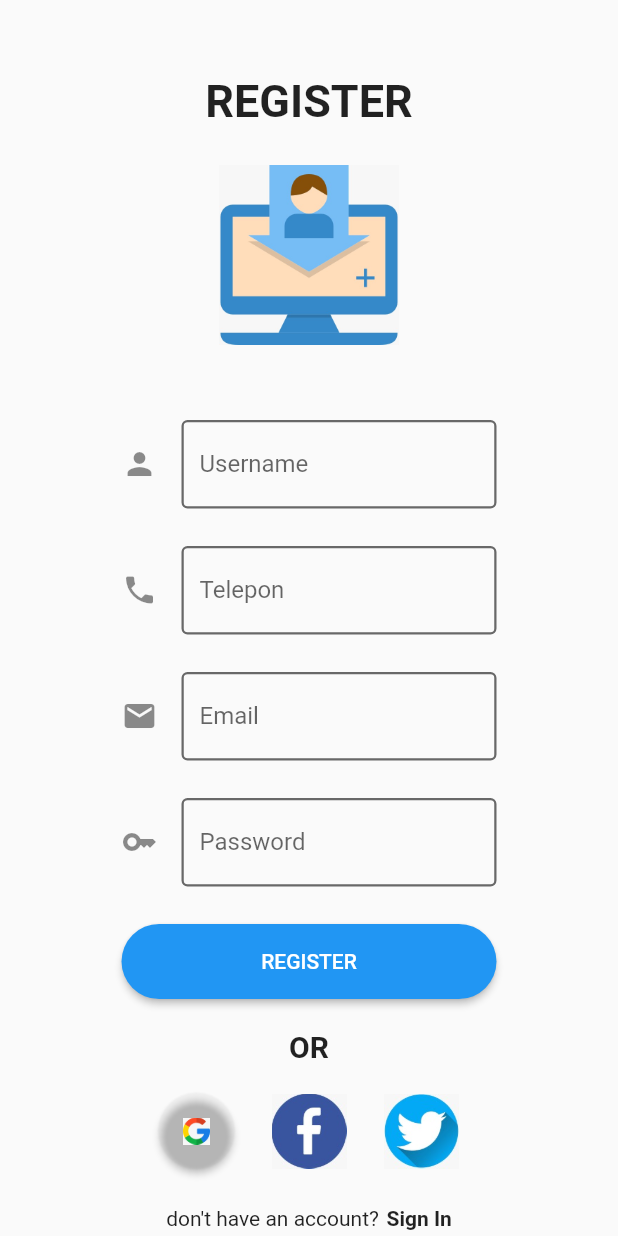
After one commit to wahid48/Tugas-PM-9, a Flutter app: the screen it shows after launch, after a tap on "Sign Up", on a phone screen of 412 x 824 dp. The commit adds this screen. Run offline on Flutter 3.47's test engine with Material 2 defaults, Android fonts, the phone set to English and light mode, and no system bars; our stand-ins replace cool_alert.

Commit message:
Add files via upload

```diff
--- a/tugas9/lib/mainpage.dart
+++ b/tugas9/lib/mainpage.dart
@@ -1,4 +1,5 @@
 import 'package:flutter/material.dart';
+import 'register.dart';
 
 void main() {
   runApp(MainPage());
@@ -111,7 +112,27 @@ class MainPage extends StatelessWidget {
                     style: ButtonStyle(
                         shape: MaterialStateProperty.all(RoundedRectangleBorder(
                             borderRadius: BorderRadius.circular(25)))),
-                    onPressed: () {}))
+                    onPressed: () {})),
+            Padding(padding: EdgeInsets.only(top: 25)),
+
+            Container(
+              child: Row(
+                mainAxisAlignment: MainAxisAlignment.center,
+                children: [
+                  Center(child: Text("don't have an account?")),
+                  Padding(padding: EdgeInsets.only(left: 5)),
+                  InkWell(
+                      child: Text('Sign Up',
+                          style: TextStyle(fontWeight: FontWeight.bold)),
+                      onTap: () => {
+                            Navigator.push(context,
+                                MaterialPageRoute(builder: (context) {
+                              return register();
+                            }))
+                          })
+                ],
+              ),
+            ),
           ],
         ),
       )),
--- /dev/null
+++ b/tugas9/lib/register.dart
@@ -0,0 +1,185 @@
+import 'package:flutter/material.dart';
+import 'package:flutter/services.dart';
+import 'package:cool_alert/cool_alert.dart';
+import 'mainpage.dart';
+
+void main() {
+  runApp(register());
+}
+
+class register extends StatelessWidget {
+  const register({Key? key}) : super(key: key);
+
+  @override
+  Widget build(BuildContext context) {
+    return MaterialApp(
+        home: Scaffold(
+            body: Container(
+                child: Column(
+                    // container register dan logo
+                    children: [
+          Container(
+            child: Center(
+              child: Column(
+                children: [
+                  Padding(padding: EdgeInsets.only(top: 50)),
+                  Text('REGISTER',
+                      style:
+                          TextStyle(fontWeight: FontWeight.bold, fontSize: 30)),
+                  Padding(padding: EdgeInsets.only(top: 25)),
+                  SizedBox(
+                      width: 120,
+                      height: 120,
+                      child: Image(image: AssetImage('images/signup.jpeg')))
+                ],
+              ),
+            ),
+          ),
+          Padding(padding: EdgeInsets.only(top: 50)),
+          // container uname & password
+          Container(
+            width: 250,
+            child: Column(
+              children: [
+                TextFormField(
+                  decoration: const InputDecoration(
+                      focusedBorder: OutlineInputBorder(
+                        borderSide: BorderSide(
+                            color: Color.fromARGB(255, 112, 197, 253),
+                            width: 1.5),
+                      ),
+                      enabledBorder: OutlineInputBorder(
+                        borderSide: BorderSide(
+                            color: Color.fromARGB(255, 104, 104, 104),
+                            width: 1.5),
+                      ),
+                      icon: Icon(Icons.person),
+                      hintText: 'Masukkan Username',
+                      labelText: 'Username'),
+                ),
+                Padding(padding: EdgeInsets.only(top: 25)),
+                TextFormField(
+                  decoration: const InputDecoration(
+                      focusedBorder: OutlineInputBorder(
+                        borderSide: BorderSide(
+                            color: Color.fromARGB(255, 112, 197, 253),
+                            width: 1.5),
+                      ),
+                      enabledBorder: OutlineInputBorder(
+                        borderSide: BorderSide(
+                            color: Color.fromARGB(255, 104, 104, 104),
+                            width: 1.5),
+                      ),
+                      icon: Icon(Icons.phone),
+                      hintText: 'Masukkan Nomor Telepon',
+                      labelText: 'Telepon'),
+                  keyboardType: TextInputType.number,
+                  inputFormatters: [FilteringTextInputFormatter.digitsOnly],
+                ),
+                Padding(padding: EdgeInsets.only(top: 25)),
+                TextFormField(
+                  decoration: const InputDecoration(
+                      focusedBorder: OutlineInputBorder(
+                        borderSide: BorderSide(
+                            color: Color.fromARGB(255, 112, 197, 253),
+                            width: 1.5),
+                      ),
+                      enabledBorder: OutlineInputBorder(
+                        borderSide: BorderSide(
+                            color: Color.fromARGB(255, 104, 104, 104),
+                            width: 1.5),
+                      ),
+                      icon: Icon(Icons.mail),
+                      hintText: 'Masukkan Email',
+                      labelText: 'Email'),
+                ),
+                Padding(padding: EdgeInsets.only(top: 25)),
+                TextFormField(
+                  decoration: const InputDecoration(
+                      focusedBorder: OutlineInputBorder(
+                        borderSide: BorderSide(
+                            color: Color.fromARGB(255, 112, 197, 253),
+                            width: 1.5),
+                      ),
+                      enabledBorder: OutlineInputBorder(
+                        borderSide: BorderSide(
+                            color: Color.fromARGB(255, 104, 104, 104),
+                            width: 1.5),
+                      ),
+                      icon: Icon(Icons.key),
+                      hintText: 'Masukkan password',
+                      labelText: 'Password'),
+                  obscureText: true,
+                ),
+              ],
+            ),
+          ),
+          Padding(padding: EdgeInsets.only(top: 25)),
+          SizedBox(
+              width: 250,
+              height: 50,
+              child: ElevatedButton(
+                  child: Text('REGISTER'),
+                  style: ButtonStyle(
+                      shape: MaterialStateProperty.all(RoundedRectangleBorder(
+                          borderRadius: BorderRadius.circular(25)))),
+                  onPressed: () {
+                    CoolAlert.show(
+                      context: context,
+                      type: CoolAlertType.success,
+                      text: "Pendaftaran Berhasil!",
+                    );
+                  })),
+          Padding(padding: EdgeInsets.only(top: 20)),
+          Text('OR',
+              style: TextStyle(fontWeight: FontWeight.bold, fontSize: 20)),
+          Padding(padding: EdgeInsets.only(top: 20)),
+
+          // container login method
+          Container(
+            width: 250,
+            child: Row(
+                mainAxisAlignment: MainAxisAlignment.spaceEvenly,
+                children: [
+                  SizedBox(
+                      width: 50,
+                      height: 50,
+                      child: RaisedButton(
+                          child: Image(image: AssetImage('images/google.jpeg')),
+                          shape: RoundedRectangleBorder(
+                              borderRadius: BorderRadius.circular(25)),
+                          color: Colors.transparent,
+                          onPressed: () {})),
+                  SizedBox(
+                      width: 50,
+                      height: 50,
+                      child: Image(image: AssetImage('images/facebook.jpeg'))),
+                  SizedBox(
+                      width: 50,
+                      height: 50,
+                      child: Image(image: AssetImage('images/twitter.jpeg')))
+                ]),
+          ),
+          Padding(padding: EdgeInsets.only(top: 25)),
+
+          Container(
+            child: Row(
+              mainAxisAlignment: MainAxisAlignment.center,
+              children: [
+                Center(child: Text("don't have an account?")),
+                Padding(padding: EdgeInsets.only(left: 5)),
+                InkWell(
+                    child: Text('Sign In',
+                        style: TextStyle(fontWeight: FontWeight.bold)),
+                    onTap: () => {
+                          Navigator.push(context,
+                              MaterialPageRoute(builder: (context) {
+                            return MainPage();
+                          }))
+                        })
+              ],
+            ),
+          ),
+        ]))));
+  }
+}
```
Also changed, not shown: tugas9/lib/main.dart (line endings or trailing spaces).
